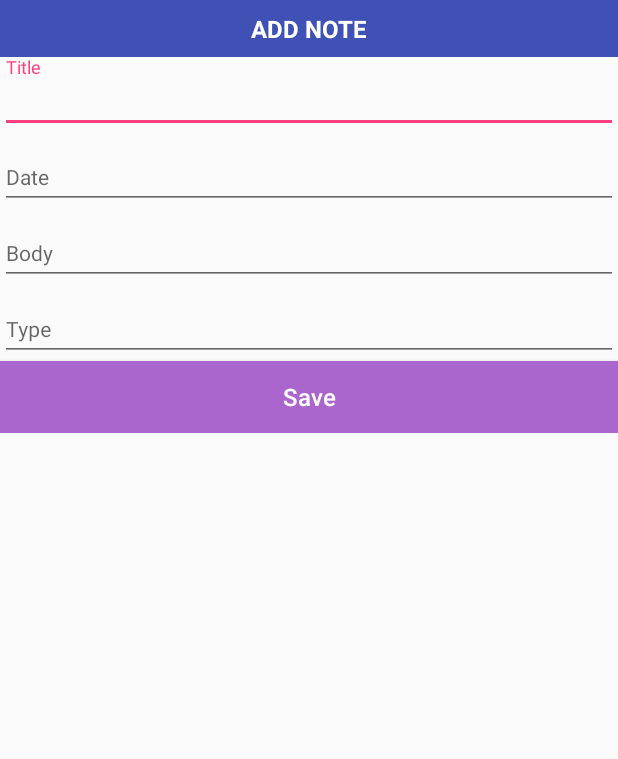
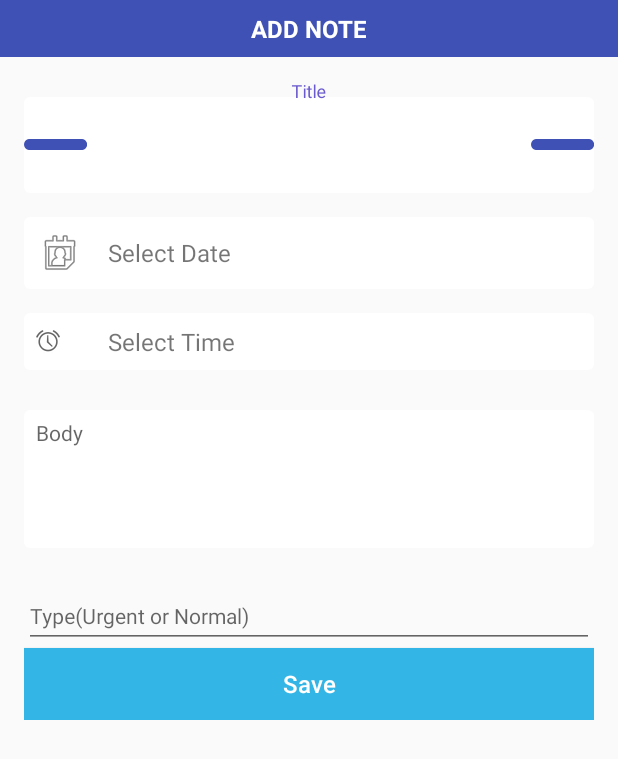
Before and after one commit to TankRaj/TODO_Room, an Android app: the layout dialog_add_note.xml on its own in the app's theme, with its tools: preview values and no code run, on a phone screen of 412 x 824 dp. Shown: the top 759 px of the screen. Run offline under Robolectric (Android 15) with nearby library versions, the phone set to English and light mode, and no system bars.

Commit message:
minor design fixes

```diff
--- a/app/src/main/AndroidManifest.xml
+++ b/app/src/main/AndroidManifest.xml
@@ -4,6 +4,7 @@
 
     <uses-permission android:name="android.permission.WRITE_EXTERNAL_STORAGE" />
     <uses-permission android:name="android.permission.READ_EXTERNAL_STORAGE" />
+    <uses-permission android:name="android.permission.WAKE_LOCK"/>
 
     <application
         android:allowBackup="true"
@@ -45,6 +46,7 @@
                 android:name="android.appwidget.provider"
                 android:resource="@xml/note_widget_info" />
         </receiver>
+        <receiver android:name=".services.AlarmReceiver" android:process=":remote" />
     </application>
 
 </manifest>
--- a/app/src/main/java/com/tanka/accessories/todoroom/data/model/Note.java
+++ b/app/src/main/java/com/tanka/accessories/todoroom/data/model/Note.java
@@ -11,7 +11,7 @@ import java.util.Date;
  */
 
 @Entity
-public class Note implements Serializable{
+public class Note implements Serializable {
 
     public Note() {
     }
--- /dev/null
+++ b/app/src/main/res/drawable/bg_white_square.xml
@@ -0,0 +1,7 @@
+<?xml version="1.0" encoding="UTF-8"?>
+<shape xmlns:android="http://schemas.android.com/apk/res/android">
+    <solid android:color="#FFFFFF"/>
+    <!--<stroke android:width="1dip" android:color="#B1BCBE" />-->
+    <corners android:radius="4dip"/>
+    <padding android:left="0dip" android:top="0dip" android:right="0dip" android:bottom="0dip" />
+</shape>
--- a/app/src/main/res/layout/content_main.xml
+++ b/app/src/main/res/layout/content_main.xml
@@ -12,7 +12,7 @@
         android:id="@+id/my_recycler_view"
         android:layout_width="match_parent"
         android:layout_height="match_parent"
-        android:scrollbars="vertical"
+        android:scrollbars="none"
         />
 
 </android.support.constraint.ConstraintLayout>
--- a/app/src/main/res/layout/dialog_add_note.xml
+++ b/app/src/main/res/layout/dialog_add_note.xml
@@ -1,86 +1,113 @@
 <?xml version="1.0" encoding="utf-8"?>
 <LinearLayout xmlns:android="http://schemas.android.com/apk/res/android"
+    xmlns:app="http://schemas.android.com/apk/res-auto"
     android:layout_width="match_parent"
     android:layout_height="wrap_content"
-    xmlns:app="http://schemas.android.com/apk/res-auto"
     android:orientation="vertical">
 
     <TextView
         android:id="@+id/title_dialog"
         android:layout_width="match_parent"
         android:layout_height="wrap_content"
-        android:paddingTop="8dp"
-        android:paddingBottom="8dp"
         android:background="@color/colorPrimary"
         android:gravity="center"
+        android:paddingBottom="8dp"
+        android:paddingTop="8dp"
         android:text="ADD NOTE"
         android:textColor="@android:color/white"
-        android:textStyle="bold"
-        android:textSize="16sp" />
+        android:textSize="16sp"
+        android:textStyle="bold" />
+
+    <ScrollView
+        android:layout_width="match_parent"
+        android:layout_height="wrap_content">
 
         <LinearLayout
             android:layout_width="match_parent"
             android:layout_height="wrap_content"
             android:orientation="vertical"
-     >
+            android:padding="16dp">
 
 
             <android.support.design.widget.TextInputLayout
                 android:layout_width="match_parent"
-            android:layout_height="wrap_content"
-            >
+                android:layout_height="wrap_content">
+
                 <EditText
                     android:id="@+id/etTitle"
                     android:layout_width="match_parent"
-                android:layout_height="wrap_content"
-                android:textColorHint="@android:color/darker_gray"
+                    android:layout_height="64dp"
+                    android:background="@drawable/bg_white_square"
+                    android:drawableLeft="@android:drawable/button_onoff_indicator_on"
+                    android:drawablePadding="8dp"
+                    android:drawableRight="@android:drawable/button_onoff_indicator_on"
+                    android:drawableTint="@color/colorPrimary"
+                    android:gravity="center"
                     android:hint="Title"
                     android:maxLines="1"
                     android:textColor="@color/colorPrimary"
+                    android:textColorHint="@android:color/darker_gray"
+                    android:textSize="14sp" />
+            </android.support.design.widget.TextInputLayout>
+
+            <TextView
+                android:id="@+id/tvDate"
+                android:layout_width="match_parent"
+                android:layout_height="wrap_content"
+                android:layout_marginTop="16dp"
+                android:background="@drawable/bg_white_square"
+                android:drawableLeft="@android:drawable/ic_menu_my_calendar"
+                android:drawablePadding="16dp"
+                android:gravity="center_vertical"
+                android:padding="8dp"
+                android:text="Select Date"
+                android:textSize="16sp" />
+
+            <TextView
+                android:id="@+id/tvTime"
+                android:layout_width="match_parent"
+                android:layout_height="wrap_content"
+                android:layout_marginTop="16dp"
+                android:background="@drawable/bg_white_square"
+                android:drawableLeft="@android:drawable/ic_lock_idle_alarm"
+                android:drawablePadding="32dp"
+                android:gravity="center_vertical"
+                android:padding="8dp"
+                android:text="Select Time"
+                android:textSize="16sp" />
+
+            <android.support.design.widget.TextInputLayout
+                android:layout_width="match_parent"
+                android:layout_height="wrap_content"
+                android:layout_marginTop="16dp">
+
+                <EditText
+                    android:id="@+id/etBody"
+                    android:layout_width="match_parent"
+                    android:layout_height="92dp"
+                    android:background="@drawable/bg_white_square"
+                    android:gravity="top|left"
+                    android:hint="Body"
+                    android:maxLines="1"
+                    android:padding="8dp"
+                    android:textColor="@color/colorPrimary"
+                    android:textColorHint="@android:color/darker_gray"
                     android:textSize="14sp" />
             </android.support.design.widget.TextInputLayout>
 
             <android.support.design.widget.TextInputLayout
                 android:layout_width="match_parent"
                 android:layout_height="wrap_content"
-            >
-            <EditText
-                android:id="@+id/etDate"
-                android:layout_width="match_parent"
-                android:layout_height="wrap_content"
-                android:textColorHint="@android:color/darker_gray"
-                android:hint="Date"
-                android:maxLines="1"
-                android:textColor="@color/colorPrimary"
-                android:textSize="14sp" />
-        </android.support.design.widget.TextInputLayout>
+                android:layout_marginTop="16dp">
 
-        <android.support.design.widget.TextInputLayout
-            android:layout_width="match_parent"
-            android:layout_height="wrap_content"
-            >
-            <EditText
-                android:id="@+id/etBody"
-                android:layout_width="match_parent"
-                android:layout_height="wrap_content"
-                android:textColorHint="@android:color/darker_gray"
-                android:hint="Body"
-                android:maxLines="1"
-                android:textColor="@color/colorPrimary"
-                android:textSize="14sp" />
-        </android.support.design.widget.TextInputLayout>
-        <android.support.design.widget.TextInputLayout
-            android:layout_width="match_parent"
-            android:layout_height="wrap_content"
-            >
                 <EditText
                     android:id="@+id/etType"
                     android:layout_width="match_parent"
                     android:layout_height="wrap_content"
-                android:textColorHint="@android:color/darker_gray"
-                android:hint="Type"
+                    android:hint="Type(Urgent or Normal)"
                     android:maxLines="1"
                     android:textColor="@color/colorPrimary"
+                    android:textColorHint="@android:color/darker_gray"
                     android:textSize="14sp" />
             </android.support.design.widget.TextInputLayout>
 
@@ -89,12 +116,13 @@
                 android:layout_width="match_parent"
                 android:layout_height="wrap_content"
                 android:layout_centerHorizontal="true"
-            android:background="@android:color/holo_purple"
-            android:backgroundTint="@android:color/holo_purple"
+                android:background="@android:color/holo_blue_light"
                 android:text="Save"
                 android:textAllCaps="false"
                 android:textColor="@android:color/white"
                 android:textSize="16sp"
                 android:textStyle="normal" />
         </LinearLayout>
+
+    </ScrollView>
 </LinearLayout>
--- a/app/src/main/res/values/styles.xml
+++ b/app/src/main/res/values/styles.xml
@@ -5,7 +5,7 @@
         <!-- Customize your theme here. -->
         <item name="colorPrimary">@color/colorPrimary</item>
         <item name="colorPrimaryDark">@color/colorPrimaryDark</item>
-        <item name="colorAccent">@color/colorAccent</item>
+        <item name="colorAccent">@color/SlateBlue</item>
     </style>
 
     <style name="AppTheme.NoActionBar">
```
Also changed, not shown: app/src/main/java/com/tanka/accessories/todoroom/services/AlarmReceiver.java (added, +21 -0 lines), app/src/main/java/com/tanka/accessories/todoroom/views/MainActivity.java (+70 -7 lines), app/src/main/res/layout/item_note.xml (+8 -6 lines). Lines whose indentation alone changed are shown as unchanged.
